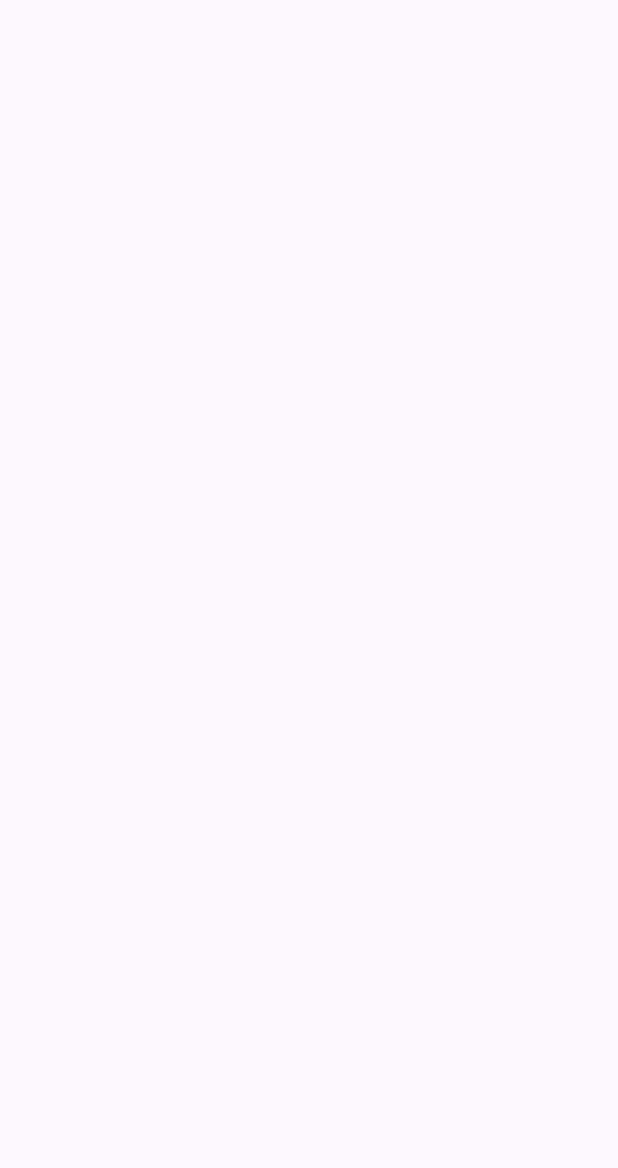
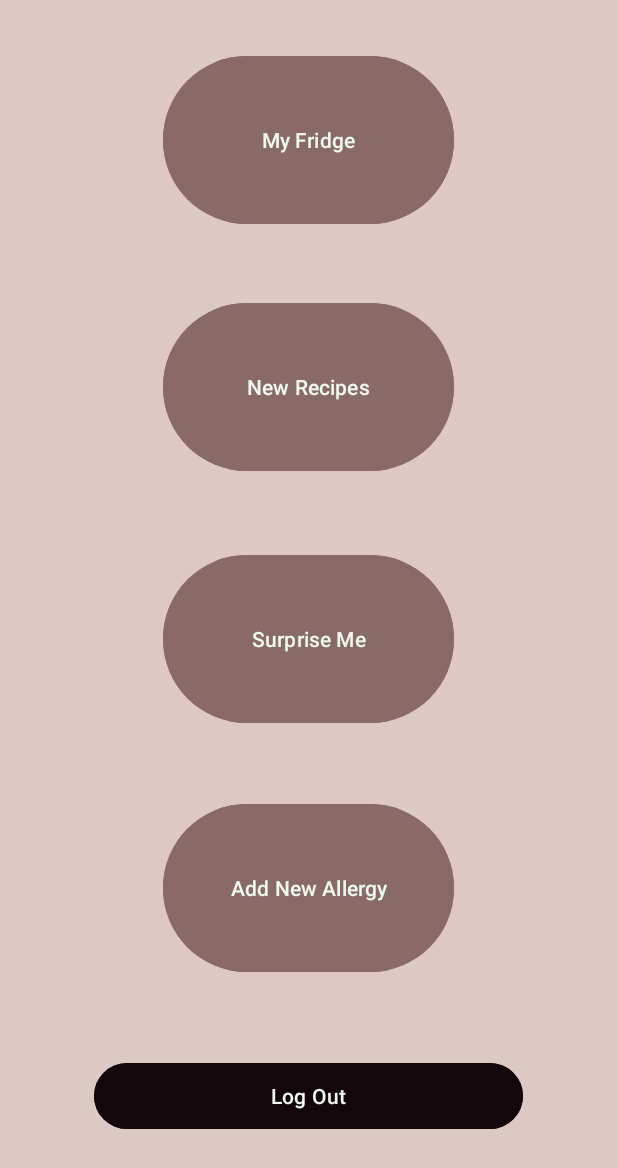
Before and after one commit to ArtyYarty/AndroidFinal, an Android app: the MainMenuActivity screen opened directly, with no data from a screen before it, on a phone screen of 412 x 824 dp. Before the commit the part shown is empty. Shown: the top 1168 px of the screen. Run offline under Robolectric (Android 15) with nearby library versions, the phone set to English and light mode, and no system bars.

Commit message:
main menu activity design

```diff
--- a/app/src/main/res/layout/activity_main_menu.xml
+++ b/app/src/main/res/layout/activity_main_menu.xml
@@ -4,6 +4,76 @@
     xmlns:tools="http://schemas.android.com/tools"
     android:layout_width="match_parent"
     android:layout_height="match_parent"
+    android:background="#DDC8C4"
     tools:context=".ACTIVITIES.MainMenuActivity">
 
+    <Button
+        android:id="@+id/btnMyFridge"
+        android:layout_width="194dp"
+        android:layout_height="120dp"
+        android:backgroundTint="#896A67"
+        android:text="My Fridge"
+        android:textColor="#EFF9F0"
+        app:layout_constraintBottom_toBottomOf="parent"
+        app:layout_constraintEnd_toEndOf="parent"
+        app:layout_constraintHorizontal_bias="0.497"
+        app:layout_constraintStart_toStartOf="parent"
+        app:layout_constraintTop_toTopOf="parent"
+        app:layout_constraintVertical_bias="0.047" />
+
+    <Button
+        android:id="@+id/btnRecipes"
+        android:layout_width="194dp"
+        android:layout_height="120dp"
+        android:backgroundTint="#896A67"
+        android:text="New Recipes"
+        android:textColor="#EFF9F0"
+        app:layout_constraintBottom_toBottomOf="parent"
+        app:layout_constraintEnd_toEndOf="parent"
+        app:layout_constraintHorizontal_bias="0.497"
+        app:layout_constraintStart_toStartOf="parent"
+        app:layout_constraintTop_toTopOf="parent"
+        app:layout_constraintVertical_bias="0.281" />
+
+    <Button
+        android:id="@+id/btnSurprise"
+        android:layout_width="194dp"
+        android:layout_height="120dp"
+        android:backgroundTint="#896A67"
+        android:text="Surprise Me"
+        android:textColor="#EFF9F0"
+        app:layout_constraintBottom_toBottomOf="parent"
+        app:layout_constraintEnd_toEndOf="parent"
+        app:layout_constraintHorizontal_bias="0.497"
+        app:layout_constraintStart_toStartOf="parent"
+        app:layout_constraintTop_toTopOf="parent"
+        app:layout_constraintVertical_bias="0.52" />
+
+    <Button
+        android:id="@+id/btnNewAllergy"
+        android:layout_width="194dp"
+        android:layout_height="120dp"
+        android:backgroundTint="#896A67"
+        android:text="Add New Allergy"
+        android:textColor="#EFF9F0"
+        app:layout_constraintBottom_toBottomOf="parent"
+        app:layout_constraintEnd_toEndOf="parent"
+        app:layout_constraintHorizontal_bias="0.497"
+        app:layout_constraintStart_toStartOf="parent"
+        app:layout_constraintTop_toTopOf="parent"
+        app:layout_constraintVertical_bias="0.756" />
+
+    <Button
+        android:id="@+id/btnLogOut"
+        android:layout_width="286dp"
+        android:layout_height="52dp"
+        android:backgroundTint="#13070C"
+        android:text="Log Out"
+        android:textColor="#EFF9F0"
+        app:layout_constraintBottom_toBottomOf="parent"
+        app:layout_constraintEnd_toEndOf="parent"
+        app:layout_constraintHorizontal_bias="0.496"
+        app:layout_constraintStart_toStartOf="parent"
+        app:layout_constraintTop_toTopOf="parent"
+        app:layout_constraintVertical_bias="0.913" />
 </androidx.constraintlayout.widget.ConstraintLayout>
```
